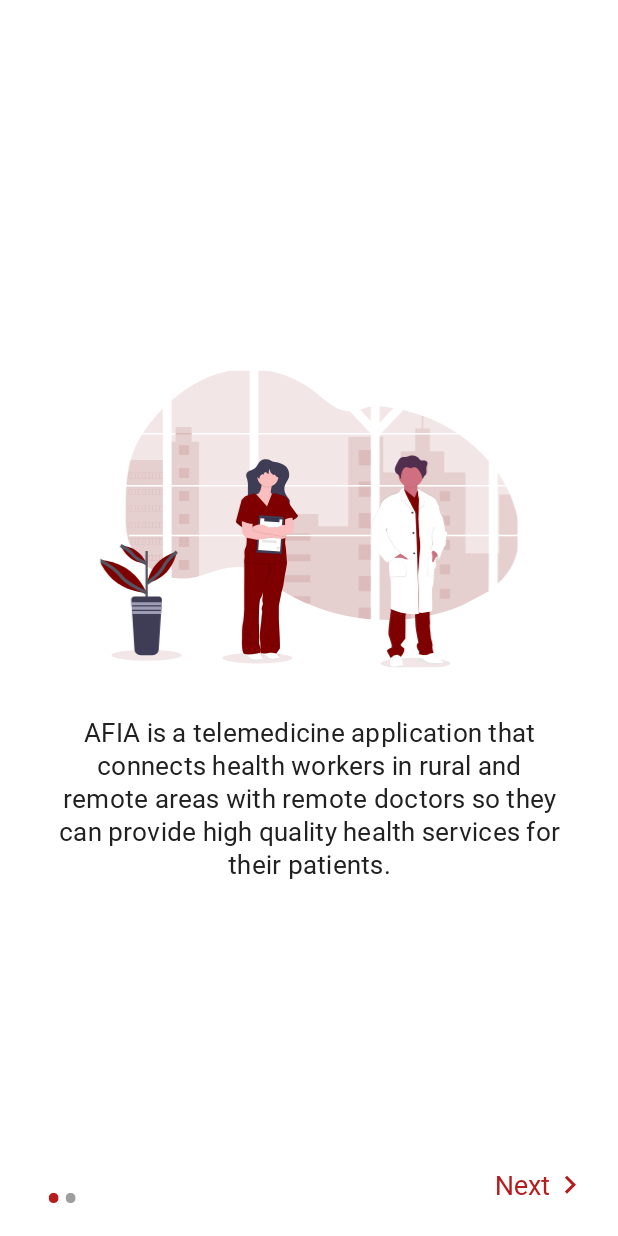
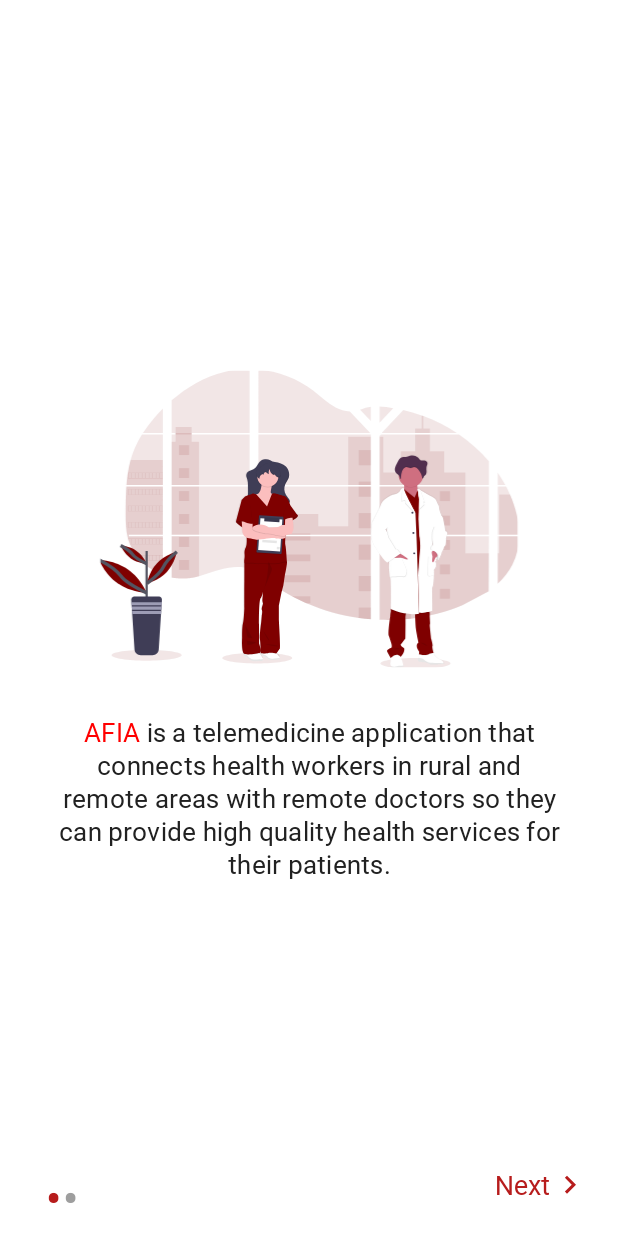
Before and after one commit to rajeshsoni98/TeleMedicine, an Android app: the IntroActivity screen opened directly, with no data from a screen before it, on a phone screen of 412 x 824 dp. Run offline under Robolectric (Android 15) with nearby library versions, the phone set to English and light mode, and no system bars; our stand-ins replace RxJava; libraries missing offline, so code that uses them is left out: com.parse; Roboto replaces fonts that are not available here.

Commit message:
Color scheme is updated..

```diff
--- a/app/src/main/java/app/telemedicine/client/activities/IntroActivity/IntroActivity.java
+++ b/app/src/main/java/app/telemedicine/client/activities/IntroActivity/IntroActivity.java
@@ -222,14 +222,14 @@ public class IntroActivity extends AppCompatActivity {
             //Highlighting Text
             String introOne = getString(R.string.intelehealth_a_telemedicine_platform);
             String textToHighlightOne = getString(R.string.intelehealth_name);
-            String newString = introOne.replaceAll(textToHighlightOne, "<font color='darkred'>" + textToHighlightOne + "</font>");
+            String newString = introOne.replaceAll(textToHighlightOne, "<font color='red'>" + textToHighlightOne + "</font>");
             tvIntroOne.setText(Html.fromHtml(newString));
 
             if (position == 1) {
                 String two = getString(R.string.hello_n_n_i_m_ayu_a_digital_health_assistant_let_s_get_started);
                 String textHighlight = getString(R.string.Ayu_name);
                 String newhighlight = two.replaceAll(textHighlight,
-                        "<font color='darkred'>" + textHighlight + "</font>")
+                        "<font color='red'>" + textHighlight + "</font>")
                         .replaceAll("\n", "<br>");
                 tvIntroTwo.setText(Html.fromHtml(newhighlight));
 
--- a/app/src/main/res/drawable/rounded_rectangle_blue.xml
+++ b/app/src/main/res/drawable/rounded_rectangle_blue.xml
@@ -4,7 +4,7 @@
 
     <!-- View background color -->
     <solid
-        android:color="#2E1E91" >
+        android:color="#7f0000" >
     </solid>
 
     <!--  <stroke android:width="2dp" android:color="#ff00ffff"/> -->
--- a/app/src/main/res/drawable/rounded_rectangle_orange.xml
+++ b/app/src/main/res/drawable/rounded_rectangle_orange.xml
@@ -7,7 +7,7 @@
         android:color="#ffffff" >
     </solid>
 
-    <stroke android:width="2dp" android:color="#2E1E91"/>
+    <stroke android:width="2dp" android:color="#7f0000"/>
     <corners
         android:radius="20dp">
     </corners>
--- a/app/src/main/res/values/colors.xml
+++ b/app/src/main/res/values/colors.xml
@@ -2,7 +2,7 @@
 
 <resources>
     <color name="colorPrimary">#b71c1c</color>
-    <color name="colorPrimarynew">#b71c1c</color>
+    <color name="colorPrimarynew">#F88282</color>
     <color name="colorPrimaryDark">#7f0000</color>
     <color name="colorPrimaryLight">#f05545</color>
     <color name="intro_next">#b71c1c</color>
--- a/app/src/main/res/values/styles.xml
+++ b/app/src/main/res/values/styles.xml
@@ -52,7 +52,7 @@
     </style>
 
     <style name="SelectableItemTheme">
-        <item name="colorControlHighlight">#5677FC</item>
+        <item name="colorControlHighlight">#FFFC5664</item>
     </style>
 
     <style name="SelectableItemBackground">
```
